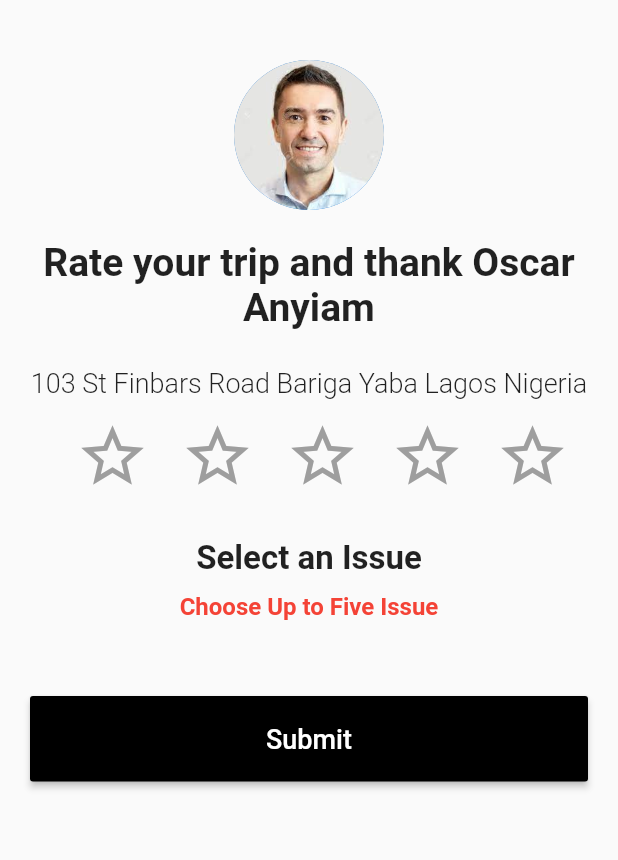
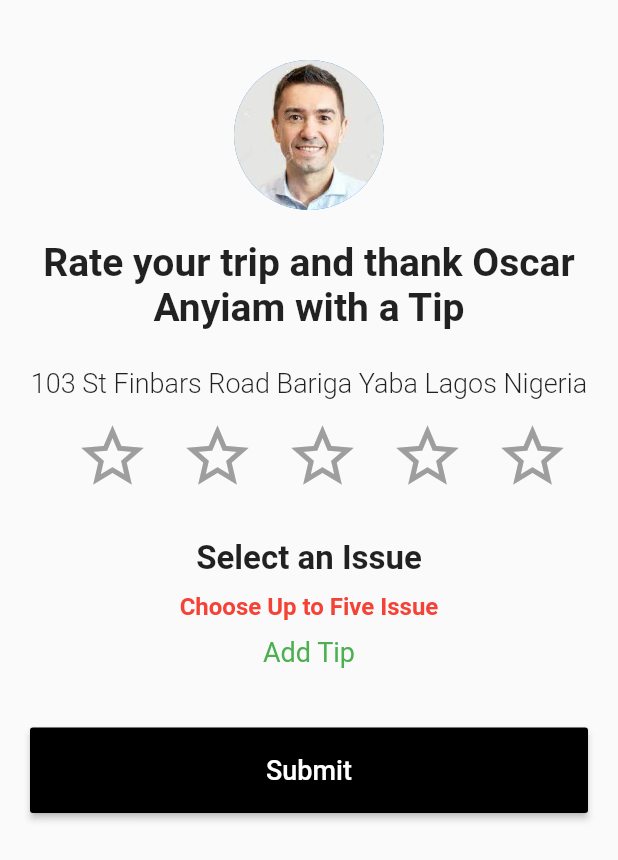
Before and after one commit to richieoscar/rate_trip, a Flutter app: the screen it shows after launch, on a phone screen of 412 x 824 dp. Shown: the top 860 px of the screen. Run offline on Flutter 3.47's test engine with Material 2 defaults, Android fonts, the phone set to English and light mode, and no system bars; our stand-ins replace accordion.

Commit message:
initial commit

```diff
--- /dev/null
+++ b/lib/widgets/rating_button.dart
@@ -0,0 +1,45 @@
+import 'package:flutter/material.dart';
+
+class RatingButton extends StatefulWidget {
+  @override
+  _RatingButtonState createState() => _RatingButtonState();
+}
+
+class _RatingButtonState extends State<RatingButton> {
+  final _iconSize = 50.0;
+  bool isClicked = false;
+
+  final Icon _icon2 = const Icon(
+    Icons.star,
+    color: Colors.amber,
+    size: 50.0,
+  );
+  final Icon _icon = const Icon(
+    Icons.star,
+    color: Colors.black,
+    size: 50.0,
+  );
+  final Icon _initIcon1 = const Icon(
+    Icons.star_border_outlined,
+    color: Colors.grey,
+    size: 50.0,
+  );
+  @override
+  Widget build(BuildContext context) {
+    return IconButton(
+        onPressed: () {
+          if (isClicked) {
+            setState(() {
+              isClicked = false;
+            });
+          } else {
+            setState(
+              () {
+                isClicked = true;
+              },
+            );
+          }
+        },
+        icon: isClicked ? _icon2 : _initIcon1);
+  }
+}
--- a/lib/widgets/rating_start.dart
+++ b/lib/widgets/rating_start.dart
@@ -1,9 +1,12 @@
 import 'package:flutter/material.dart';
 import 'package:rate_trip/model/trip.dart';
+import 'package:rate_trip/widgets/add_tip.dart';
 import 'package:rate_trip/widgets/custom_bottom_sheet.dart';
 import 'package:rate_trip/widgets/issue_item.dart';
 import 'package:rate_trip/widgets/issues.dart';
 import 'package:rate_trip/widgets/rate_or_tip.dart';
+import 'package:rate_trip/widgets/rating_button.dart';
+import 'package:rate_trip/widgets/rating_submitted.dart';
 import 'package:rate_trip/widgets/submit_button.dart';
 
 class StarRating extends StatefulWidget {
@@ -80,7 +83,7 @@ class _StarRatingState extends State<StarRating> {
         Padding(
           padding: const EdgeInsets.symmetric(horizontal: 20, vertical: 20),
           child: Text(
-            "Rate your trip and thank ${widget.trip.driverName}",
+            "Rate your trip and thank ${widget.trip.driverName} with a Tip",
             textAlign: TextAlign.center,
             style: const TextStyle(fontSize: 26, fontWeight: FontWeight.bold),
           ),
@@ -96,15 +99,11 @@ class _StarRatingState extends State<StarRating> {
           child: Row(
             mainAxisAlignment: MainAxisAlignment.spaceEvenly,
             children: [
-              IconButton(onPressed: () {}, icon: _initIcon4),
-              IconButton(onPressed: () {}, icon: _initIcon3),
-              IconButton(
-                  onPressed: () {
-                    setState(() {});
-                  },
-                  icon: _initIcon1),
-              IconButton(onPressed: () {}, icon: _initIcon5),
-              IconButton(onPressed: () {}, icon: _initIcon2),
+              RatingButton(),
+              RatingButton(),
+              RatingButton(),
+              RatingButton(),
+              RatingButton(),
             ],
           ),
         ),
@@ -120,24 +119,31 @@ class _StarRatingState extends State<StarRating> {
             style: TextStyle(fontSize: 22, fontWeight: FontWeight.bold),
           ),
         ),
-         Padding(
+        Padding(
           padding: EdgeInsets.symmetric(horizontal: 20, vertical: 10),
           child: InkWell(
-            onTap:(){
-               CustomBottomSheet.showBottomSheet(context, RateOrTip());
+            onTap: () {
+              CustomBottomSheet.showBottomSheet(context, RateOrTip());
             },
-            child: Text(
+            child: const Text(
               "Choose Up to Five Issue",
               style: TextStyle(
                   fontSize: 16, fontWeight: FontWeight.bold, color: Colors.red),
             ),
           ),
         ),
+        InkWell(
+            onTap: () {
+              CustomBottomSheet.showBottomSheet(context, AddTip());
+            },
+            child: Text("Add Tip",
+                style: TextStyle(color: Colors.green, fontSize: 18))),
         Padding(
           padding: const EdgeInsets.symmetric(horizontal: 20, vertical: 40),
           child: SubmitButton(
             onPressed: () {
-
+              Navigator.push(context,
+                  MaterialPageRoute(builder: (_) => RatingSubmitted()));
             },
           ),
         )
```
Also changed, not shown: lib/widgets/add_tip.dart (added, +143 -0 lines), lib/widgets/custom_button.dart (added, +25 -0 lines), lib/widgets/issues.dart (+2 -15 lines), lib/widgets/rating_submitted.dart (added, +34 -0 lines).
